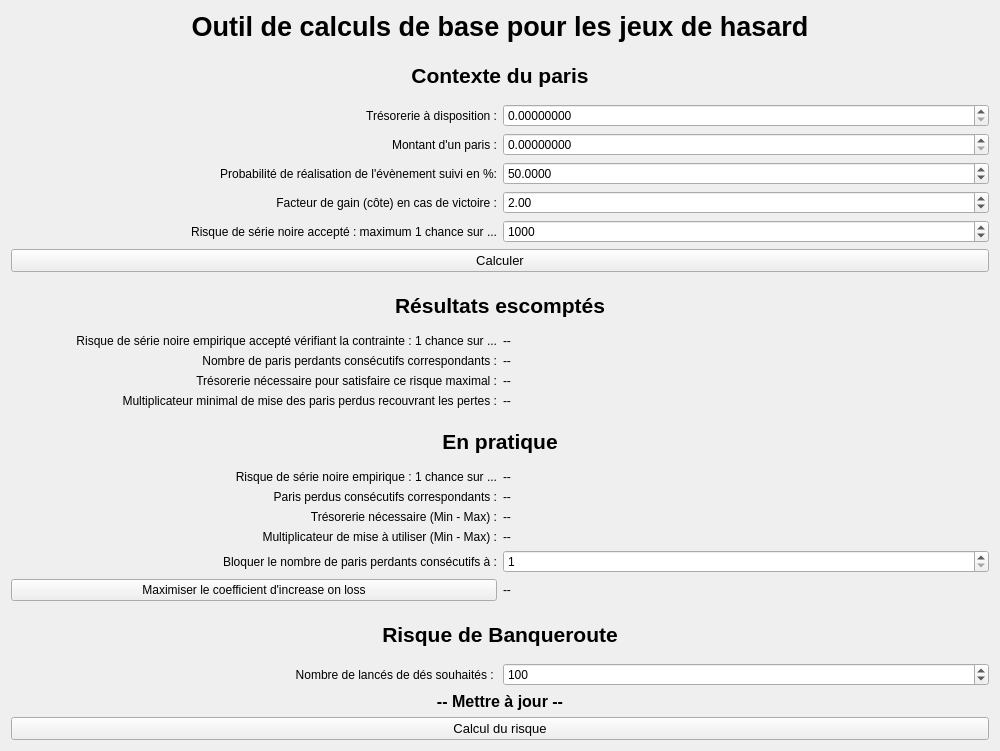
First picture: the form in ui_files/ui_bitsler.ui, repository Marmoth85/LiveBetManager, before the edit.
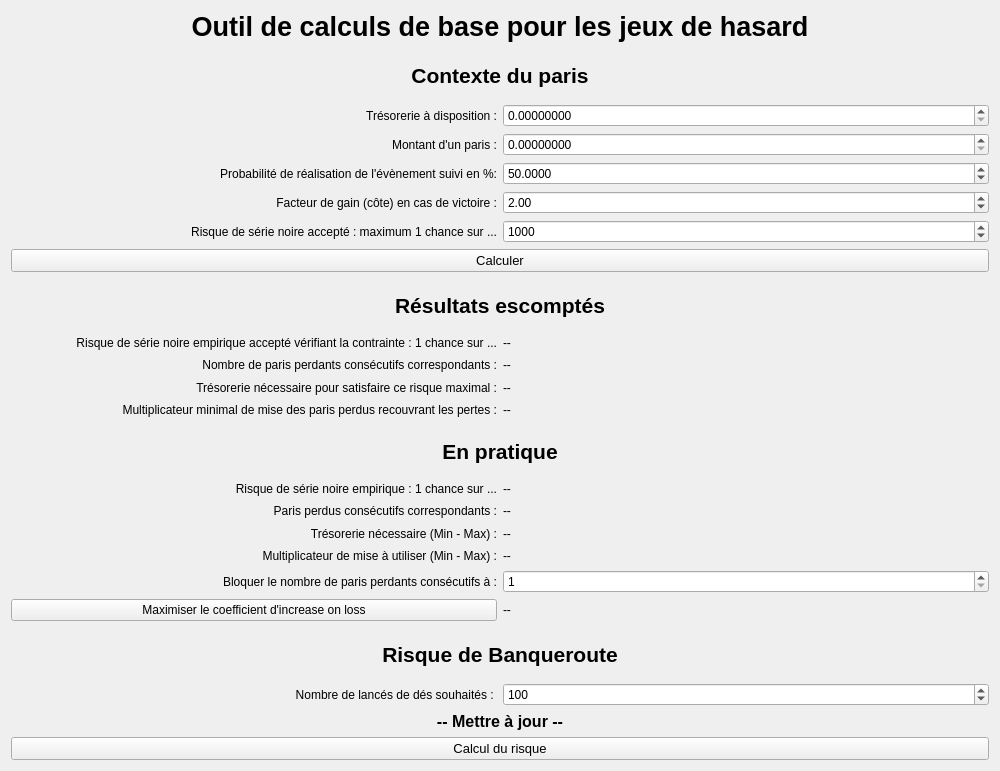
Second picture: the form after the edit.

Commit message: Few bugs fixed on gambling widget

```diff
--- a/ui_files/ui_bitsler.ui
+++ b/ui_files/ui_bitsler.ui
@@ -7,7 +7,7 @@
     <x>0</x>
     <y>0</y>
     <width>1000</width>
-    <height>750</height>
+    <height>771</height>
    </rect>
   </property>
   <property name="windowTitle">
```
Left out of the diff: 25 changed lines with no effect on the pictures. The commit also changes 1 other file.
